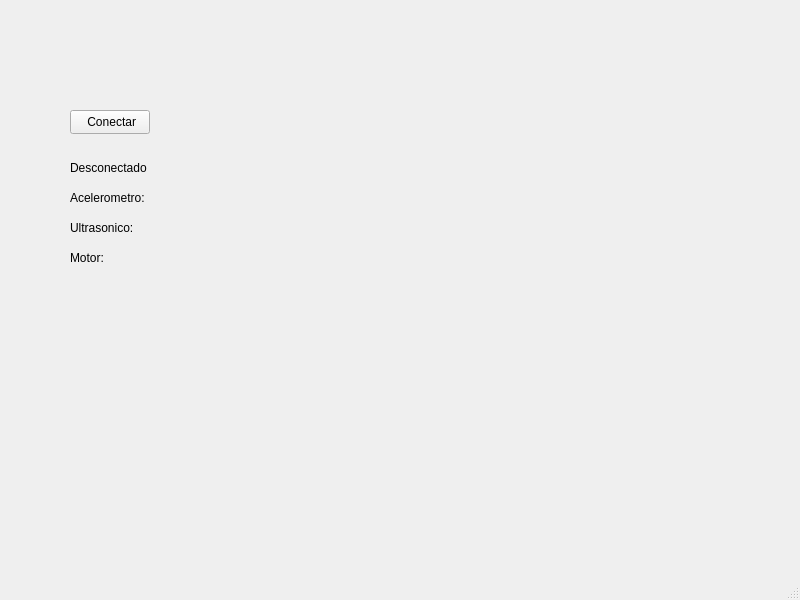
Before: the Qt Designer form Qt_code/rover_mars/mainwindow.ui in fjuanes-ai/TPI, drawn with Qt 5.
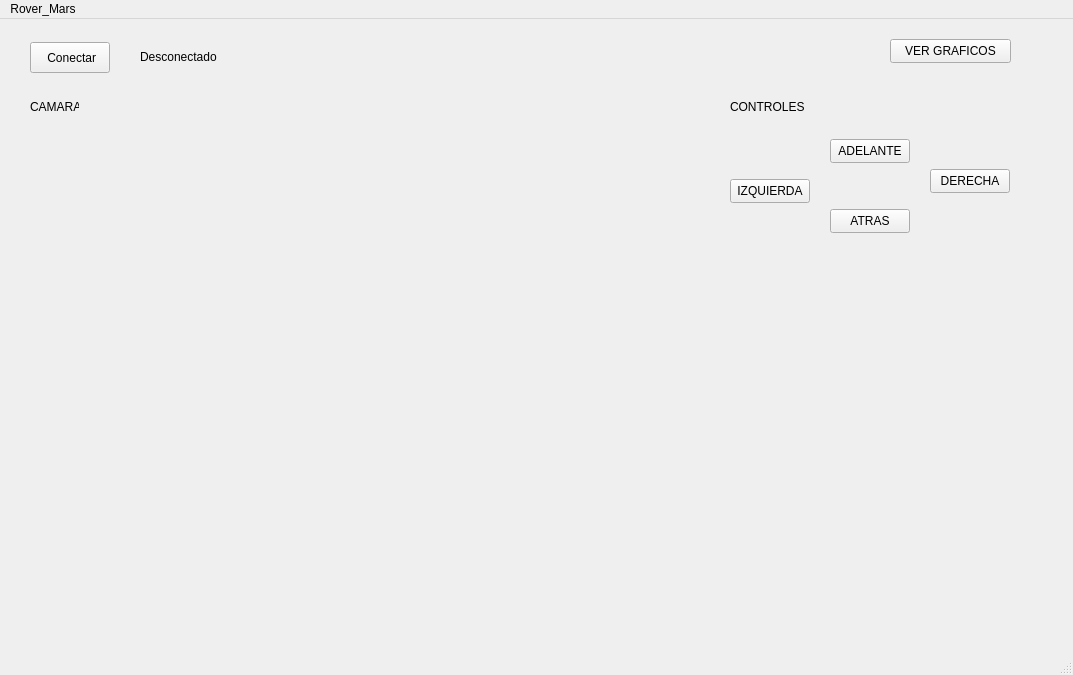
After: the same form once the commit is applied. Icons and pictures are not drawn.

Diff of the .ui file:
```diff
--- a/Qt_code/rover_mars/mainwindow.ui
+++ b/Qt_code/rover_mars/mainwindow.ui
@@ -6,21 +6,47 @@
    <rect>
     <x>0</x>
     <y>0</y>
-    <width>800</width>
-    <height>600</height>
+    <width>1073</width>
+    <height>675</height>
    </rect>
   </property>
   <property name="windowTitle">
    <string>MainWindow</string>
   </property>
   <widget class="QWidget" name="centralwidget">
+   <widget class="QStackedWidget" name="stackedWidget">
+    <property name="geometry">
+     <rect>
+      <x>10</x>
+      <y>10</y>
+      <width>1051</width>
+      <height>641</height>
+     </rect>
+    </property>
+    <property name="currentIndex">
+     <number>0</number>
+    </property>
+    <widget class="QWidget" name="Pagina1">
+     <widget class="QLabel" name="label">
+      <property name="geometry">
+       <rect>
+        <x>20</x>
+        <y>70</y>
+        <width>49</width>
+        <height>16</height>
+       </rect>
+      </property>
+      <property name="text">
+       <string>CAMARA</string>
+      </property>
+     </widget>
    <widget class="QPushButton" name="pushButtonConectar">
     <property name="geometry">
      <rect>
-      <x>70</x>
-      <y>110</y>
+        <x>20</x>
+        <y>13</y>
       <width>80</width>
-      <height>24</height>
+        <height>31</height>
      </rect>
     </property>
     <property name="text">
@@ -30,8 +56,8 @@
    <widget class="QLabel" name="labelEstado">
     <property name="geometry">
      <rect>
-      <x>70</x>
-      <y>160</y>
+        <x>130</x>
+        <y>20</y>
       <width>81</width>
       <height>16</height>
      </rect>
@@ -40,12 +66,127 @@
      <string>Desconectado</string>
     </property>
    </widget>
+     <widget class="QLabel" name="labelCamara">
+      <property name="geometry">
+       <rect>
+        <x>20</x>
+        <y>100</y>
+        <width>631</width>
+        <height>491</height>
+       </rect>
+      </property>
+      <property name="text">
+       <string/>
+      </property>
+      <property name="scaledContents">
+       <bool>true</bool>
+      </property>
+     </widget>
+     <widget class="QPushButton" name="pushButtonVerGraficos">
+      <property name="geometry">
+       <rect>
+        <x>880</x>
+        <y>10</y>
+        <width>121</width>
+        <height>24</height>
+       </rect>
+      </property>
+      <property name="text">
+       <string>VER GRAFICOS</string>
+      </property>
+     </widget>
+     <widget class="QPushButton" name="pushButtonAdelante">
+      <property name="geometry">
+       <rect>
+        <x>820</x>
+        <y>110</y>
+        <width>80</width>
+        <height>24</height>
+       </rect>
+      </property>
+      <property name="text">
+       <string>ADELANTE</string>
+      </property>
+     </widget>
+     <widget class="QPushButton" name="pushButtonIzquierda">
+      <property name="geometry">
+       <rect>
+        <x>720</x>
+        <y>150</y>
+        <width>80</width>
+        <height>24</height>
+       </rect>
+      </property>
+      <property name="text">
+       <string>IZQUIERDA</string>
+      </property>
+     </widget>
+     <widget class="QPushButton" name="pushButtonDerecha">
+      <property name="geometry">
+       <rect>
+        <x>920</x>
+        <y>140</y>
+        <width>80</width>
+        <height>24</height>
+       </rect>
+      </property>
+      <property name="text">
+       <string>DERECHA</string>
+      </property>
+     </widget>
+     <widget class="QPushButton" name="pushButtonAtras">
+      <property name="geometry">
+       <rect>
+        <x>820</x>
+        <y>180</y>
+        <width>80</width>
+        <height>24</height>
+       </rect>
+      </property>
+      <property name="text">
+       <string>ATRAS</string>
+      </property>
+     </widget>
+     <widget class="QLabel" name="label_3">
+      <property name="geometry">
+       <rect>
+        <x>720</x>
+        <y>70</y>
+        <width>81</width>
+        <height>16</height>
+       </rect>
+      </property>
+      <property name="text">
+       <string>CONTROLES</string>
+      </property>
+     </widget>
+     <widget class="QLabel" name="labelLogo">
+      <property name="geometry">
+       <rect>
+        <x>710</x>
+        <y>510</y>
+        <width>341</width>
+        <height>111</height>
+       </rect>
+      </property>
+      <property name="text">
+       <string/>
+      </property>
+      <property name="pixmap">
+       <pixmap resource="recursos.qrc">:/new/prefix1/logo_utn.jpg</pixmap>
+      </property>
+      <property name="scaledContents">
+       <bool>true</bool>
+      </property>
+     </widget>
+    </widget>
+    <widget class="QWidget" name="Pagina2">
    <widget class="QLabel" name="labelAccel">
     <property name="geometry">
      <rect>
-      <x>70</x>
-      <y>190</y>
-      <width>81</width>
+        <x>10</x>
+        <y>70</y>
+        <width>181</width>
       <height>16</height>
      </rect>
     </property>
@@ -53,24 +194,34 @@
      <string>Acelerometro:</string>
     </property>
    </widget>
-   <widget class="QLabel" name="labelUltra">
+     <widget class="QWidget" name="widgetGraficoAccel" native="true">
     <property name="geometry">
      <rect>
-      <x>70</x>
-      <y>220</y>
-      <width>81</width>
+        <x>300</x>
+        <y>50</y>
+        <width>661</width>
+        <height>271</height>
+       </rect>
+      </property>
+     </widget>
+     <widget class="QLabel" name="label_2">
+      <property name="geometry">
+       <rect>
+        <x>600</x>
+        <y>20</y>
+        <width>71</width>
       <height>16</height>
      </rect>
     </property>
     <property name="text">
-     <string>Ultrasonico:</string>
+       <string>GRAFICOS</string>
     </property>
    </widget>
    <widget class="QLabel" name="labelMotor">
     <property name="geometry">
      <rect>
-      <x>70</x>
-      <y>250</y>
+        <x>10</x>
+        <y>10</y>
       <width>81</width>
       <height>16</height>
      </rect>
@@ -79,21 +230,88 @@
      <string>Motor:</string>
     </property>
    </widget>
-   <widget class="QLabel" name="labelCamara">
+     <widget class="QLabel" name="labelUltra">
     <property name="geometry">
      <rect>
-      <x>230</x>
-      <y>90</y>
-      <width>320</width>
-      <height>240</height>
+        <x>10</x>
+        <y>400</y>
+        <width>231</width>
+        <height>16</height>
+       </rect>
+      </property>
+      <property name="text">
+       <string>Ultrasonico1:</string>
+      </property>
+     </widget>
+     <widget class="QLabel" name="labelUltra_2">
+      <property name="geometry">
+       <rect>
+        <x>10</x>
+        <y>480</y>
+        <width>231</width>
+        <height>16</height>
+       </rect>
+      </property>
+      <property name="text">
+       <string>Ultrasonico2:</string>
+      </property>
+     </widget>
+     <widget class="QLabel" name="labelUltra_3">
+      <property name="geometry">
+       <rect>
+        <x>10</x>
+        <y>560</y>
+        <width>231</width>
+        <height>16</height>
+       </rect>
+      </property>
+      <property name="text">
+       <string>Ultrasonico3:</string>
+      </property>
+     </widget>
+     <widget class="QPushButton" name="pushButtonVolver">
+      <property name="geometry">
+       <rect>
+        <x>890</x>
+        <y>0</y>
+        <width>80</width>
+        <height>24</height>
+       </rect>
+      </property>
+      <property name="text">
+       <string>VOLVER</string>
+      </property>
+     </widget>
+     <widget class="QWidget" name="widgetGraficoUltra" native="true">
+      <property name="geometry">
+       <rect>
+        <x>300</x>
+        <y>340</y>
+        <width>661</width>
+        <height>291</height>
+       </rect>
+      </property>
+     </widget>
+     <widget class="QLabel" name="labelLogo_2">
+      <property name="geometry">
+       <rect>
+        <x>10</x>
+        <y>250</y>
+        <width>271</width>
+        <height>91</height>
      </rect>
     </property>
     <property name="text">
      <string/>
     </property>
+      <property name="pixmap">
+       <pixmap resource="recursos.qrc">:/new/prefix1/logo_utn.jpg</pixmap>
+      </property>
     <property name="scaledContents">
      <bool>true</bool>
     </property>
+     </widget>
+    </widget>
    </widget>
   </widget>
   <widget class="QMenuBar" name="menubar">
@@ -101,10 +319,16 @@
     <rect>
      <x>0</x>
      <y>0</y>
-     <width>800</width>
+     <width>1073</width>
      <height>21</height>
     </rect>
    </property>
+   <widget class="QMenu" name="menuRover_Mars">
+    <property name="title">
+     <string>Rover_Mars</string>
+    </property>
+   </widget>
+   <addaction name="menuRover_Mars"/>
   </widget>
   <widget class="QStatusBar" name="statusbar"/>
  </widget>
```
Left out of the diff: 4 changed lines with no effect on the pictures. Lines whose indentation alone changed are shown as unchanged.
